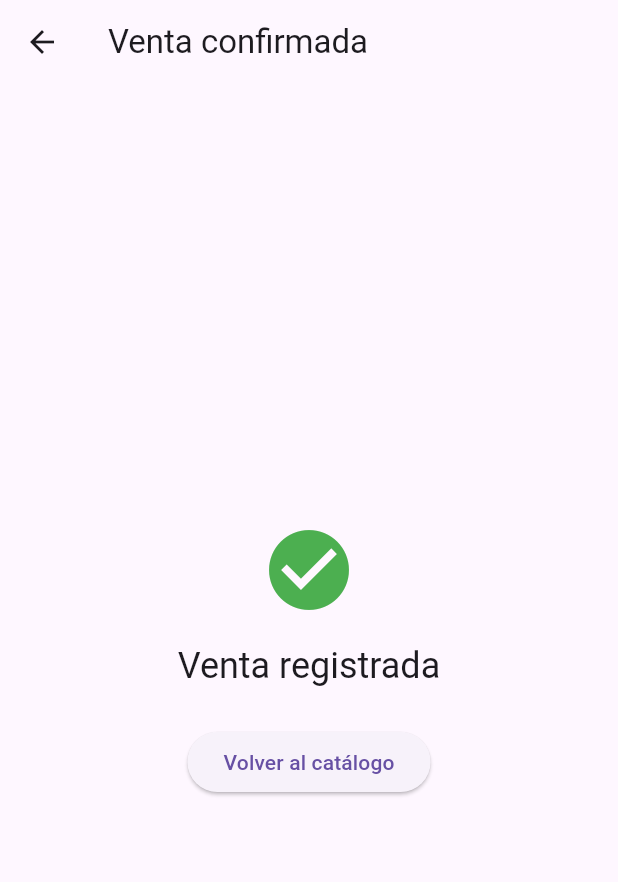
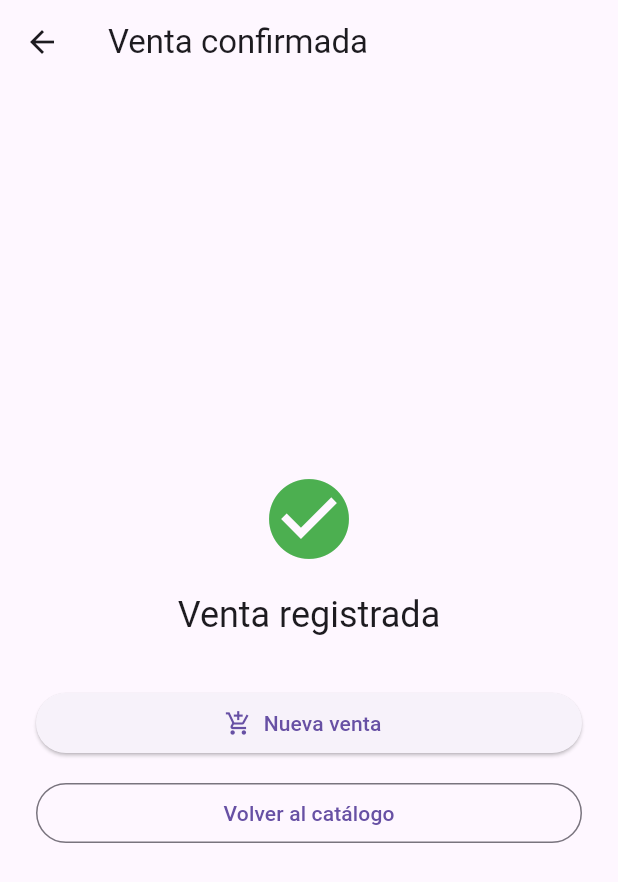
Before and after one commit to MoyseSac/pdm2026d-equipo-01-cabal, a Flutter app: the ConfirmacionVentaScreen screen opened by its route, on a phone screen of 412 x 824 dp. Shown: the top 882 px of the screen. Run offline on Flutter 3.47's test engine with Material 3 defaults, Android fonts, the phone set to English and light mode, and no system bars; our stand-ins replace flutter_riverpod, sqflite, sqflite_common_ffi; accounts and stored records are empty.

Commit message:
feat: mejorar confirmación de venta y navegación para nueva venta
Agrega el botón Nueva venta, corrige Volver al catálogo para no duplicar el catálogo en la pila, bloquea salir de registrar venta mientras se guarda y hace la confirmación desplazable en pantallas pequeñas.

```diff
--- a/app_cabal/lib/screens/confirmacion_venta_screen.dart
+++ b/app_cabal/lib/screens/confirmacion_venta_screen.dart
@@ -5,11 +5,9 @@ import '../constants/app_routes.dart';
 import '../providers/venta_provider.dart';
 import '../utils/moneda.dart';
 
-/// Pantalla de confirmacion de venta. Segun el diagrama (#4), desde aqui
-/// se vuelve al catalogo, no se sigue apilando la navegacion (la venta
-/// registrada, agregar-producto, y registrar-venta ya cumplieron su
-/// proposito), por eso se usa pushNamedAndRemoveUntil para limpiar la
-/// pila hasta el catalogo.
+/// Pantalla de confirmacion de venta. Se muestra solo cuando la venta se
+/// guardo correctamente. Permite empezar otra venta de inmediato o volver
+/// al catalogo.
 class ConfirmacionVentaScreen extends ConsumerWidget {
   const ConfirmacionVentaScreen({super.key});
 
@@ -19,7 +17,10 @@ class ConfirmacionVentaScreen extends ConsumerWidget {
 
     return Scaffold(
       appBar: AppBar(title: const Text('Venta confirmada')),
-      body: Center(
+      body: SafeArea(
+        child: Center(
+          child: SingleChildScrollView(
+            padding: const EdgeInsets.all(24),
             child: Column(
               mainAxisSize: MainAxisSize.min,
               children: [
@@ -28,26 +29,53 @@ class ConfirmacionVentaScreen extends ConsumerWidget {
                 Text(
                   'Venta registrada',
                   style: Theme.of(context).textTheme.headlineSmall,
+                  textAlign: TextAlign.center,
                 ),
                 if (venta != null) ...[
                   const SizedBox(height: 8),
-              Text('Total: ${formatearQuetzales(totalDe(venta.detalles))}'),
+                  Text(
+                    'Total: ${formatearQuetzales(totalDe(venta.detalles))}',
+                    style: Theme.of(context).textTheme.titleLarge,
+                    textAlign: TextAlign.center,
+                  ),
                 ],
-            const SizedBox(height: 24),
-            ElevatedButton(
-              onPressed: () {
-                Navigator.of(context).pushNamedAndRemoveUntil(
-                  AppRoutes.catalogo,
-                  (route) =>
-                      route.settings.name == AppRoutes.catalogo ||
-                      route.isFirst,
-                );
-              },
+                const SizedBox(height: 32),
+                SizedBox(
+                  width: double.infinity,
+                  child: ElevatedButton.icon(
+                    onPressed: () => _nuevaVenta(context, ref),
+                    icon: const Icon(Icons.add_shopping_cart),
+                    label: const Text('Nueva venta'),
+                  ),
+                ),
+                const SizedBox(height: 12),
+                SizedBox(
+                  width: double.infinity,
+                  child: OutlinedButton(
+                    onPressed: () => _volverAlCatalogo(context),
                     child: const Text('Volver al catálogo'),
+                  ),
                 ),
               ],
             ),
           ),
+        ),
+      ),
+    );
+  }
+
+  /// Regresa a registrar venta, que queda sin productos y con total Q0.00.
+  void _nuevaVenta(BuildContext context, WidgetRef ref) {
+    final notifier = ref.read(ventaProvider.notifier);
+    Navigator.of(context).pop();
+    notifier.limpiar();
+  }
+
+  /// Desapila registrar venta y esta confirmacion hasta el catalogo, sin
+  /// crear una segunda copia del catalogo.
+  void _volverAlCatalogo(BuildContext context) {
+    Navigator.of(context).popUntil(
+      (route) => route.settings.name == AppRoutes.catalogo || route.isFirst,
     );
   }
 }
--- a/app_cabal/lib/screens/registrar_venta_screen.dart
+++ b/app_cabal/lib/screens/registrar_venta_screen.dart
@@ -62,7 +62,11 @@ class _RegistrarVentaScreenState extends ConsumerState<RegistrarVentaScreen> {
     final productos = ref.watch(productoProvider);
     final venta = ref.watch(ventaProvider);
 
-    return Scaffold(
+    // Mientras se guarda no se permite salir de la pantalla, para que el
+    // resultado del guardado no quede sin mostrar.
+    return PopScope(
+      canPop: !venta.guardando,
+      child: Scaffold(
         appBar: AppBar(title: const Text('Registrar venta')),
         body: productos.isEmpty
             ? const _SinProductos()
@@ -83,6 +87,7 @@ class _RegistrarVentaScreenState extends ConsumerState<RegistrarVentaScreen> {
                   ),
                   _resumen(venta),
                 ],
+              ),
       ),
     );
   }
@@ -382,9 +387,9 @@ class _SinProductos extends StatelessWidget {
             const SizedBox(height: 8),
             Text(
               'Agrega productos al catálogo para registrar ventas.',
-              style: Theme.of(context).textTheme.bodyMedium?.copyWith(
-                    color: Colors.grey[600],
-                  ),
+              style: Theme.of(
+                context,
+              ).textTheme.bodyMedium?.copyWith(color: Colors.grey[600]),
               textAlign: TextAlign.center,
             ),
             const SizedBox(height: 24),
```
Also changed, not shown: 1 other file. Lines whose indentation alone changed are shown as unchanged.
